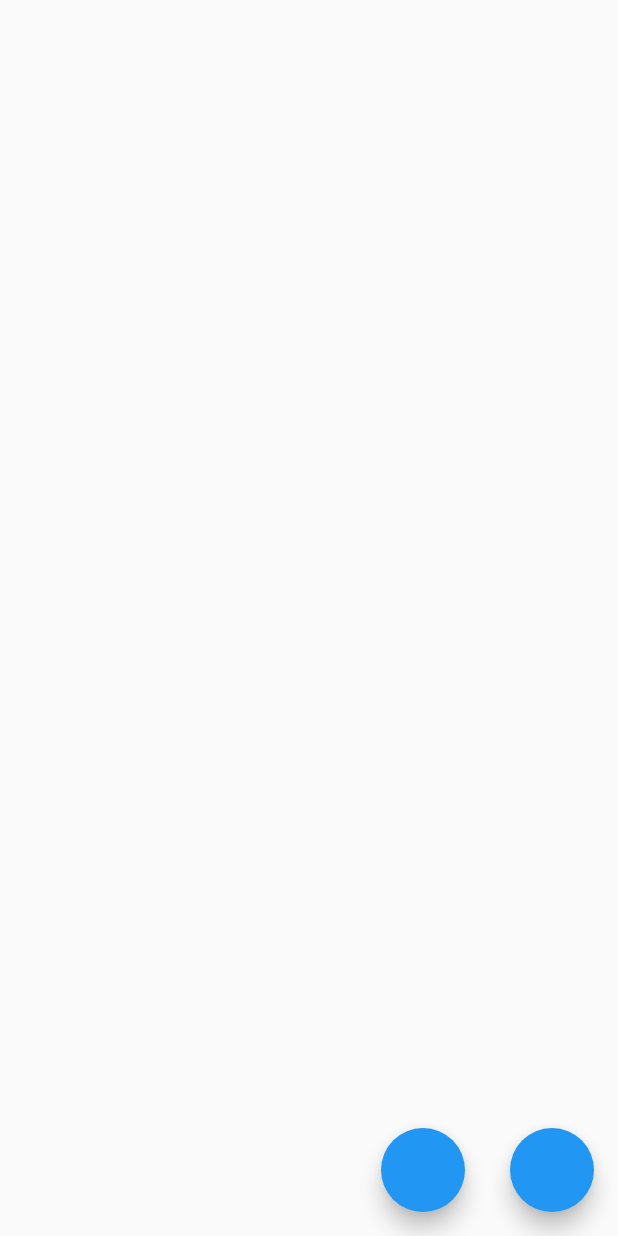
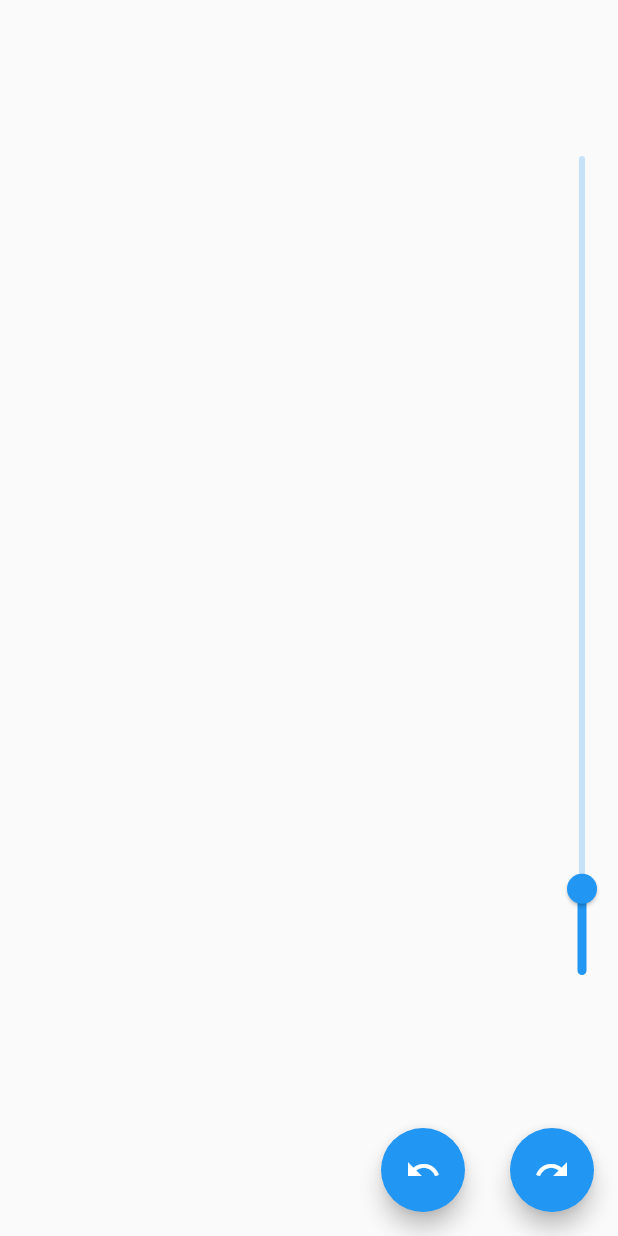
Before and after one commit to Martynov-Vlad-is-love/drawing_mini_games, a Flutter app: the screen it shows after launch, after a tap on "Start", on a phone screen of 412 x 824 dp. Run offline on Flutter 3.47's test engine with Material 2 defaults, Android fonts, the phone set to English and light mode, and no system bars; our stand-ins replace rxdart.

Commit message:
Add width change slider

```diff
--- a/lib/main.dart
+++ b/lib/main.dart
@@ -1,3 +1,4 @@
+import 'package:drawing_mini_games/project/routes/routes.dart';
 import 'package:drawing_mini_games/view/screen/draw_screen.dart';
 import 'package:drawing_mini_games/view/screen/home_screen.dart';
 import 'package:flutter/material.dart';
@@ -12,10 +13,7 @@ class MyApp extends StatelessWidget {
   Widget build(BuildContext context) {
     return MaterialApp(
       initialRoute: '/',
-      routes: {
-        '/': (context) => const HomeScreen(),
-        '/draw': (context) => const DrawScreen(),
-      },
+      routes: appRoutes,
     );
   }
 }
--- a/lib/view/screen/draw_screen.dart
+++ b/lib/view/screen/draw_screen.dart
@@ -11,13 +11,19 @@ class DrawScreen extends StatefulWidget {
 }
 
 class _DrawScreenState extends State<DrawScreen> {
-  List<DrawModel?> points = [];
   List<List<DrawModel?>> history = [];
-  final pointsStream = BehaviorSubject<List<DrawModel?>>();
+  List<List<DrawModel?>> redoHistory = [];
+  final pointsStream = BehaviorSubject<List<DrawModel?>>.seeded([]);
+  final sliderStrokeWidth = BehaviorSubject<double>.seeded(3.0);
   final key = GlobalKey();
+
+  Color pickedColor = Colors.black;
+  double pickedStrokeWidth = 20.0;
+
   @override
   void dispose() {
     pointsStream.close();
+    sliderStrokeWidth.close();
     super.dispose();
   }
 
@@ -31,26 +37,36 @@ class _DrawScreenState extends State<DrawScreen> {
         children: [
           GestureDetector(
             onPanStart: (dragStartDetails) {
+              redoHistory.clear();
               final box = key.currentContext?.findRenderObject() as RenderBox;
               final paint = Paint();
-              paint.color = Colors.black;
-              paint.strokeWidth = 3.0;
+              paint.color = pickedColor;
+              paint.strokeWidth = sliderStrokeWidth.stream.value;
               paint.strokeCap = StrokeCap.round;
-              points.add(DrawModel(box.globalToLocal(dragStartDetails.globalPosition), paint, Colors.black));
+              final points = [...pointsStream.value, DrawModel(
+                  box.globalToLocal(dragStartDetails.globalPosition),
+                  paint,
+                  Colors.black)];
+              pointsStream.value = points;
               pointsStream.add(points);
             },
             onPanUpdate: (dragUpdateDetails) {
               final box = key.currentContext?.findRenderObject() as RenderBox;
               final paint = Paint();
-              paint.color = Colors.black;
-              paint.strokeWidth = 6.0;
+              paint.color = pickedColor;
+              paint.strokeWidth = sliderStrokeWidth.stream.value;
               paint.strokeCap = StrokeCap.round;
-              points.add(DrawModel(box.globalToLocal(dragUpdateDetails.globalPosition), paint, Colors.black));
-
-              pointsStream.add(points);            },
+              final points = [...pointsStream.value, DrawModel(
+                  box.globalToLocal(dragUpdateDetails.globalPosition),
+                  paint,
+                  Colors.black)];
+              pointsStream.value = points;
+              pointsStream.add(points);
+            },
             onPanEnd: (dragEndDetails) {
-              history.add(List.from(points));
-              points.add(null);
+              final points = [...pointsStream.value, null];
+              pointsStream.value = points;
+              history.add(points);
               print(history.length);
             },
             child: SizedBox(
@@ -65,14 +81,60 @@ class _DrawScreenState extends State<DrawScreen> {
                   }),
             ),
           ),
+          Positioned(
+            top: MediaQuery.of(context).padding.top + 80,
+            right: 0,
+            bottom: 150,
+            child: RotatedBox(
+              quarterTurns: 3,
+              child: StreamBuilder<double>(
+                stream: sliderStrokeWidth,
+                builder: (context, snapshot) {
+                  return Slider(
+                      min: 1,
+                      max: 20,
+                      value: sliderStrokeWidth.stream.value,
+                      onChanged: (value) {
+                        sliderStrokeWidth.value = value;
+                      });
+                }
+              ),
+            ),
+          )
         ],
       ),
       floatingActionButton: Row(
         mainAxisAlignment: MainAxisAlignment.end,
         children: [
-          FloatingActionButton(onPressed: (){}),
-          SizedBox(width: 30,),
-          FloatingActionButton(onPressed: (){}),
+          FloatingActionButton(
+            heroTag: "Undo",
+            onPressed: () async {
+              if (history.isNotEmpty) {
+                redoHistory.add(List.from(history.last));
+                history.removeLast();
+                if (history.isNotEmpty) {
+                  pointsStream.add(List.from(history.last));
+                } else {
+                  pointsStream.add(List.empty());
+                }
+              }
+            },
+            child: const Icon(Icons.undo),
+          ),
+          const SizedBox(
+            width: 30,
+          ),
+          FloatingActionButton(
+            heroTag: "Redo",
+            onPressed: () {
+              if (redoHistory.isNotEmpty) {
+                history.add(List.from(redoHistory.last));
+                redoHistory.removeLast();
+                pointsStream.add(List.from(history.last));
+              }
+            },
+            child: const Icon(Icons.redo),
+          ),
         ],
       ),
     );
```
Also changed, not shown: lib/project/routes/routes.dart (added, +8 -0 lines).
